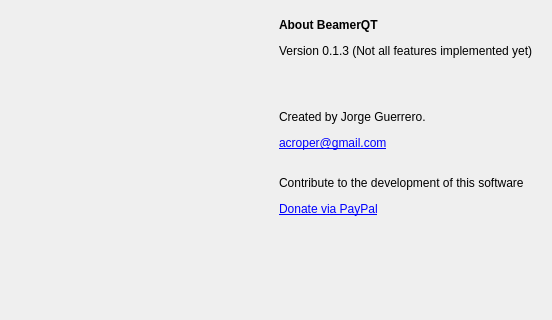
Before: the Qt Designer form gui/About.ui in acroper/BeamerQt, drawn with Qt 5; both pictures show x 0 to 552 and y 0 to 320 of the 552 by 642 pixel window.
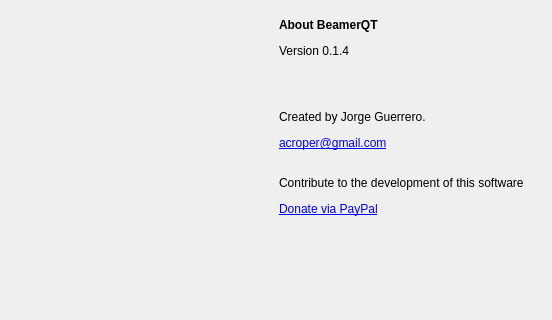
After: the same form once the commit is applied. Icons and pictures are not drawn.

Patch:
```diff
--- a/gui/About.ui
+++ b/gui/About.ui
@@ -41,7 +41,7 @@
        <item>
         <widget class="QLabel" name="label_2">
          <property name="text">
-          <string>&lt;html&gt;&lt;head/&gt;&lt;body&gt;&lt;p&gt;&lt;span style=&quot; font-weight:600;&quot;&gt;About BeamerQT&lt;/span&gt;&lt;/p&gt;&lt;p&gt;Version 0.1.3 (Not all features implemented yet)&lt;/p&gt;&lt;p&gt;&lt;br/&gt;&lt;/p&gt;&lt;p&gt;Created by Jorge Guerrero.&lt;/p&gt;&lt;p&gt;&lt;a href=&quot;mailto:acroper@gmail.com&quot;&gt;&lt;span style=&quot; text-decoration: underline; color:#0000ff;&quot;&gt;acroper@gmail.com&lt;/span&gt;&lt;/a&gt;&lt;/p&gt;&lt;p&gt;&lt;br/&gt;Contribute to the development of this software&lt;/p&gt;&lt;p&gt;&lt;a href=&quot;https://www.paypal.com/donate/?business=2PP5H8Z8L5E8E&amp;amp;no_recurring=0&amp;amp;item_name=Support+the+development+of+BeamerQT&amp;amp;currency_code=USD&quot;&gt;&lt;span style=&quot; text-decoration: underline; color:#0000ff;&quot;&gt;Donate via PayPal&lt;/span&gt;&lt;/a&gt;&lt;/p&gt;&lt;p&gt;&lt;br/&gt;&lt;/p&gt;&lt;p&gt;&lt;br/&gt;&lt;/p&gt;&lt;/body&gt;&lt;/html&gt;</string>
+          <string>&lt;html&gt;&lt;head/&gt;&lt;body&gt;&lt;p&gt;&lt;span style=&quot; font-weight:600;&quot;&gt;About BeamerQT&lt;/span&gt;&lt;/p&gt;&lt;p&gt;Version 0.1.4 &lt;/p&gt;&lt;p&gt;&lt;br/&gt;&lt;/p&gt;&lt;p&gt;Created by Jorge Guerrero.&lt;/p&gt;&lt;p&gt;&lt;a href=&quot;mailto:acroper@gmail.com&quot;&gt;&lt;span style=&quot; text-decoration: underline; color:#0000ff;&quot;&gt;acroper@gmail.com&lt;/span&gt;&lt;/a&gt;&lt;/p&gt;&lt;p&gt;&lt;br/&gt;Contribute to the development of this software&lt;/p&gt;&lt;p&gt;&lt;a href=&quot;https://www.paypal.com/donate/?business=2PP5H8Z8L5E8E&amp;amp;no_recurring=0&amp;amp;item_name=Support+the+development+of+BeamerQT&amp;amp;currency_code=USD&quot;&gt;&lt;span style=&quot; text-decoration: underline; color:#0000ff;&quot;&gt;Donate via PayPal&lt;/span&gt;&lt;/a&gt;&lt;/p&gt;&lt;p&gt;&lt;br/&gt;&lt;/p&gt;&lt;p&gt;&lt;br/&gt;&lt;/p&gt;&lt;/body&gt;&lt;/html&gt;</string>
          </property>
          <property name="textFormat">
           <enum>Qt::RichText</enum>
```
